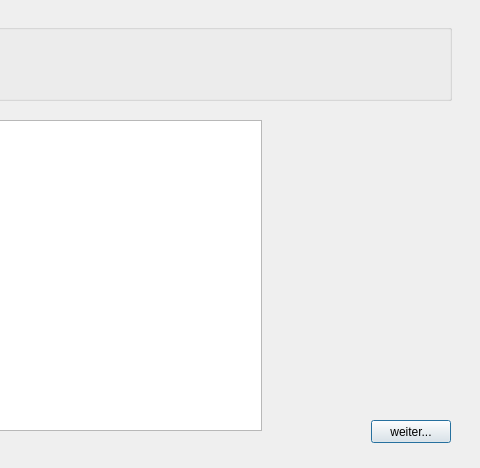
Qt form Dateien/produktwindow.ui (KaMusialik/MeinSpiel) before a commit; both pictures show x 469 to 949 and y 0 to 468 of the 949 by 468 pixel window.
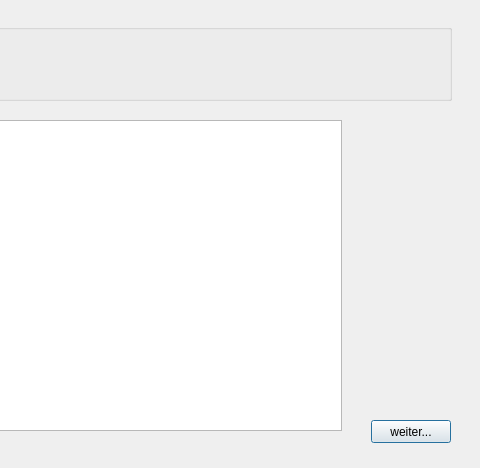
The same form after that commit.

```diff
--- a/Dateien/produktwindow.ui
+++ b/Dateien/produktwindow.ui
@@ -77,7 +77,7 @@
     <rect>
      <x>20</x>
      <y>120</y>
-     <width>711</width>
+     <width>791</width>
      <height>311</height>
     </rect>
    </property>
```
